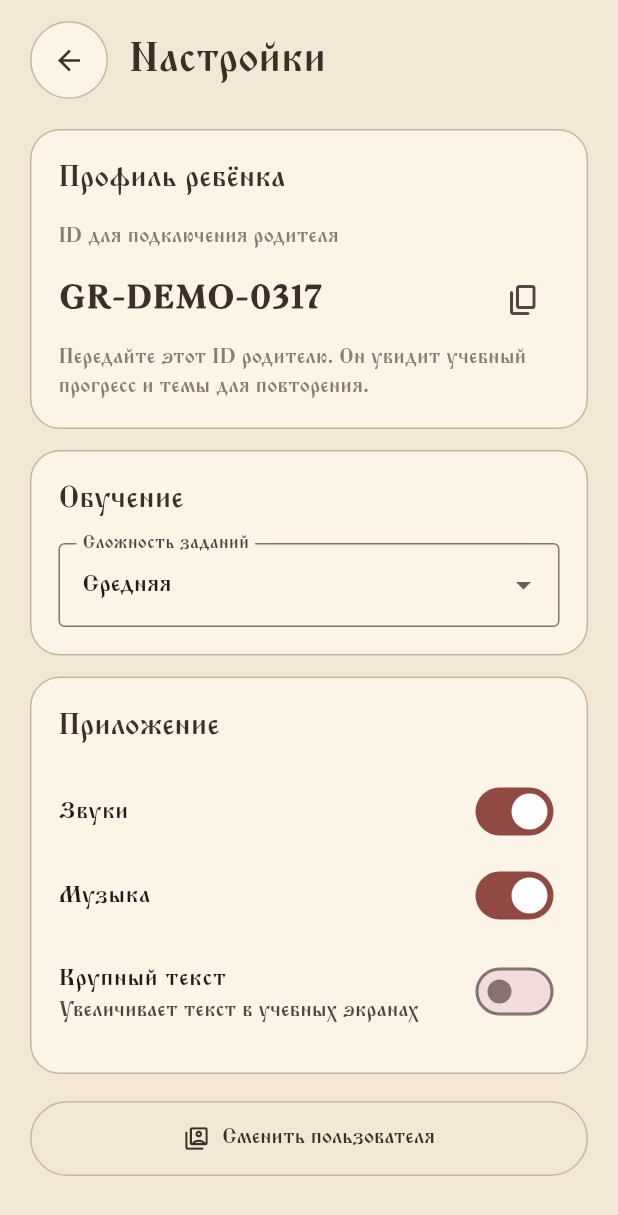
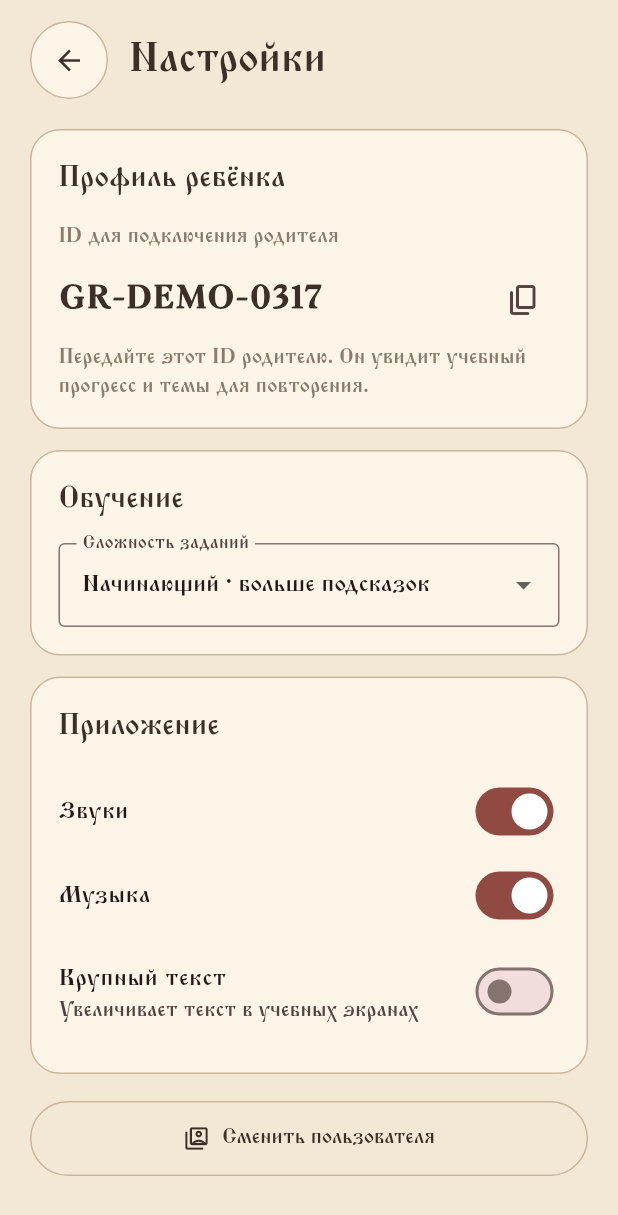
Before and after one commit to andromeda-finni/app, a Flutter app: the HomeScreen screen opened directly, after a tap on the "settings" icon, on a phone screen of 412 x 824 dp. Shown: the top 1215 px of the screen. Run offline on Flutter 3.47's test engine with Material 3 defaults, Android fonts, the light colour scheme and no system bars; our stand-ins replace flutter_secure_storage; accounts and stored records are empty.

Commit message:
fix: reduce child difficulty to two levels

```diff
--- a/lib/settings/child_settings_screen.dart
+++ b/lib/settings/child_settings_screen.dart
@@ -4,11 +4,11 @@ import 'package:flutter/services.dart';
 import '../onboarding/widgets/back_circle_button.dart';
 import '../theme/app_theme.dart';
 
-enum ChildDifficulty { low, medium, high }
+enum ChildDifficulty { beginner, advanced }
 
 class ChildSettingsSnapshot {
   const ChildSettingsSnapshot({
-    this.difficulty = ChildDifficulty.medium,
+    this.difficulty = ChildDifficulty.beginner,
     this.sound = true,
     this.music = true,
     this.largeText = false,
@@ -145,16 +145,12 @@ class _ChildSettingsScreenState extends State<ChildSettingsScreen> {
                     ),
                     items: const [
                       DropdownMenuItem(
-                        value: ChildDifficulty.low,
-                        child: Text('Низкая · больше подсказок'),
+                        value: ChildDifficulty.beginner,
+                        child: Text('Начинающий · больше подсказок'),
                       ),
                       DropdownMenuItem(
-                        value: ChildDifficulty.medium,
-                        child: Text('Средняя'),
-                      ),
-                      DropdownMenuItem(
-                        value: ChildDifficulty.high,
-                        child: Text('Высокая · больше условий'),
+                        value: ChildDifficulty.advanced,
+                        child: Text('Продвинутый · больше условий'),
                       ),
                     ],
                     onChanged: (value) {
```
